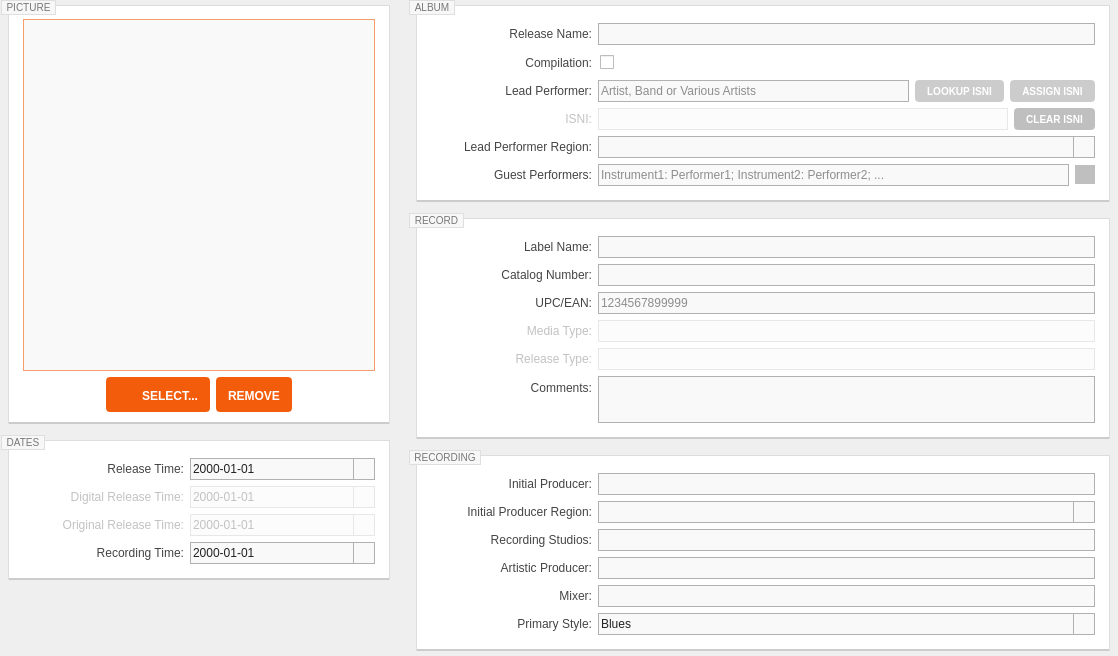
Qt form resources/ui/album_page.ui (Iconoclasteinc/tgit) before a commit.
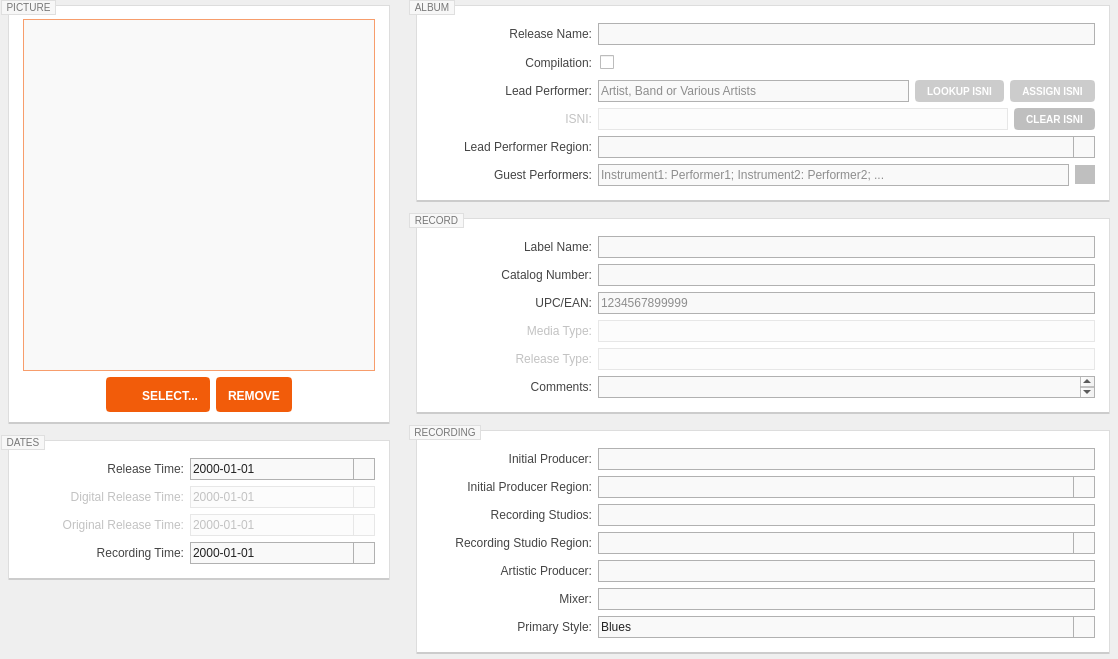
The same form after that commit. Icons and pictures are not drawn. Custom widgets are drawn as their Qt base class.

Commit message: Add recording studio region combo box.

Patch:
```diff
--- a/resources/ui/album_page.ui
+++ b/resources/ui/album_page.ui
@@ -1131,7 +1131,7 @@
          <item row="2" column="1">
           <widget class="QLineEdit" name="recording_studios"/>
          </item>
-         <item row="3" column="0">
+         <item row="4" column="0">
           <widget class="QLabel" name="_artistic_producer_caption">
            <property name="text">
             <string>Artistic Producer:</string>
@@ -1144,10 +1144,10 @@
            </property>
           </widget>
          </item>
-         <item row="3" column="1">
+         <item row="4" column="1">
           <widget class="QLineEdit" name="_artistic_producer"/>
          </item>
-         <item row="4" column="0">
+         <item row="5" column="0">
           <widget class="QLabel" name="mixer_caption">
            <property name="text">
             <string>Mixer:</string>
@@ -1160,10 +1160,10 @@
            </property>
           </widget>
          </item>
-         <item row="4" column="1">
+         <item row="5" column="1">
           <widget class="QLineEdit" name="mixer"/>
          </item>
-         <item row="5" column="0">
+         <item row="6" column="0">
           <widget class="QLabel" name="genre_caption">
            <property name="text">
             <string>Primary Style:</string>
@@ -1176,7 +1176,7 @@
            </property>
           </widget>
          </item>
-         <item row="5" column="1">
+         <item row="6" column="1">
           <widget class="QComboBox" name="genre">
            <property name="sizePolicy">
             <sizepolicy hsizetype="MinimumExpanding" vsizetype="Fixed">
@@ -1254,6 +1254,26 @@
            </property>
           </widget>
          </item>
+         <item row="3" column="0">
+          <widget class="QLabel" name="_recording_studio_region_caption">
+           <property name="text">
+            <string>Recording Studio Region:</string>
+           </property>
+           <property name="alignment">
+            <set>Qt::AlignRight|Qt::AlignTrailing|Qt::AlignVCenter</set>
+           </property>
+           <property name="buddy">
+            <cstring>_recording_studio_region</cstring>
+           </property>
+          </widget>
+         </item>
+         <item row="3" column="1">
+          <widget class="QComboBox" name="_recording_studio_region">
+           <property name="focusPolicy">
+            <enum>Qt::StrongFocus</enum>
+           </property>
+          </widget>
+         </item>
         </layout>
        </widget>
       </item>
```
The commit also changes 9 other files.
